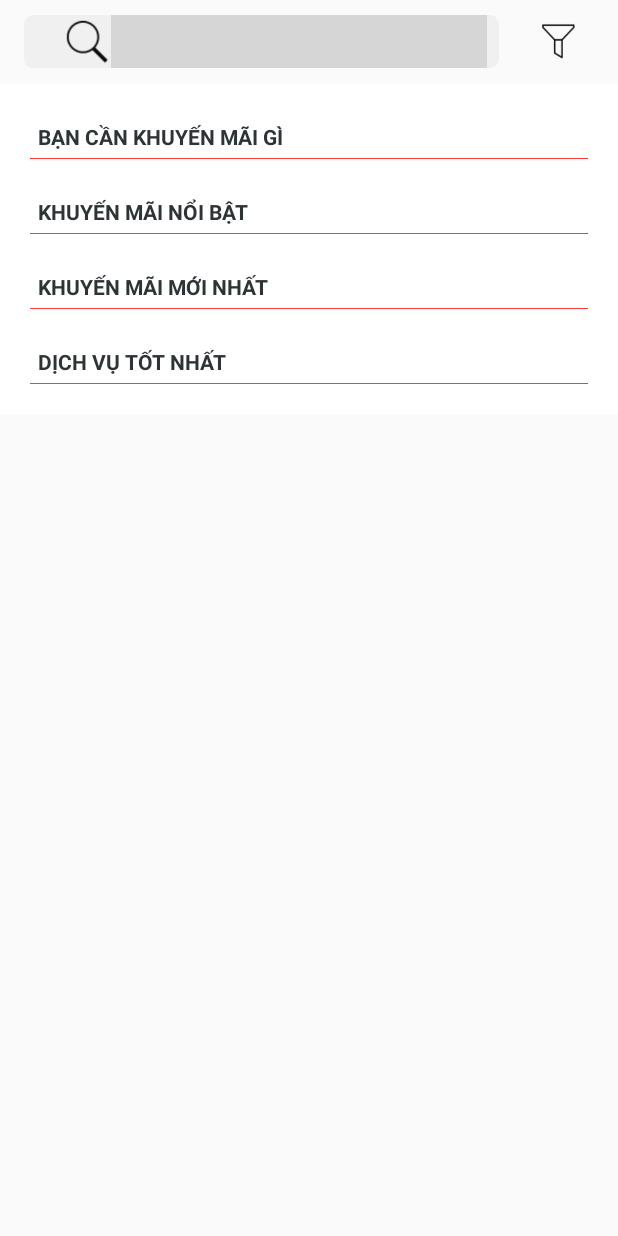
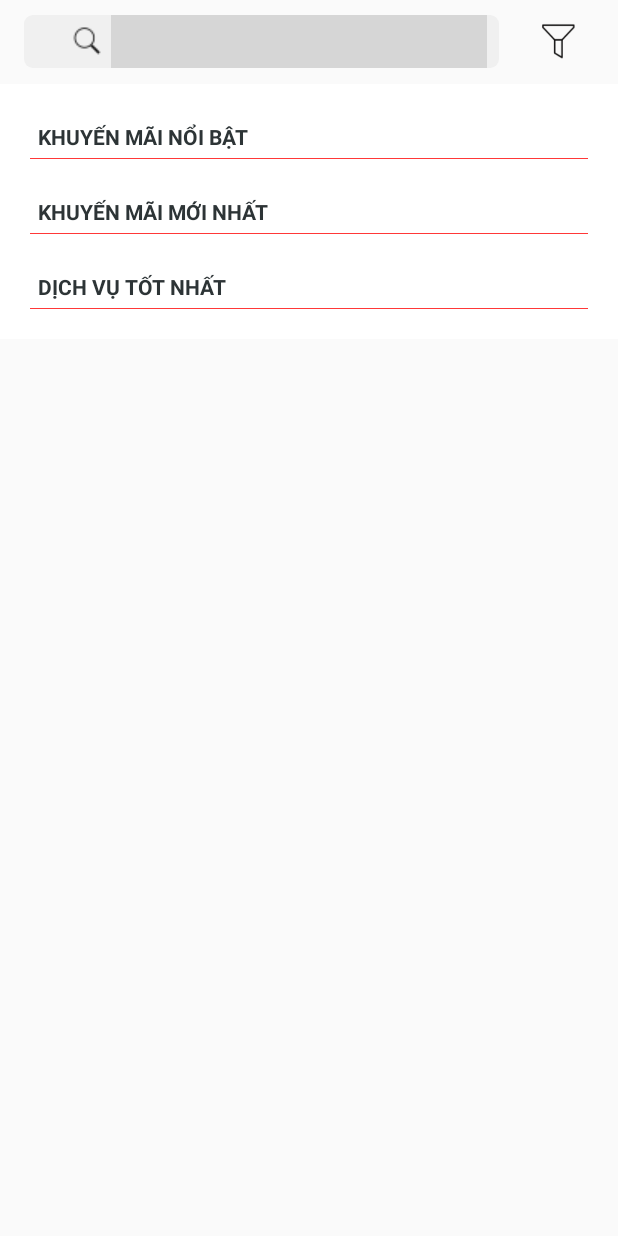
Before and after one commit to doanvancong97/HairSalonBooking, an Android app: the layout activity_main.xml on its own in the app's theme, with its tools: preview values and no code run, on a phone screen of 412 x 824 dp. Run offline under Robolectric (Android 15) with nearby library versions, the phone set to English and light mode, and no system bars; grey boxes are pictures that could not be loaded.

Commit message:
remove "Bạn cần khuyến mãi gì?"

```diff
--- a/app/src/main/res/layout/activity_main.xml
+++ b/app/src/main/res/layout/activity_main.xml
@@ -33,24 +33,7 @@
                 android:background="@color/white"
                 >
 
-                <TextView
-                    android:id="@+id/txt_dummy"
-                    android:layout_width="match_parent"
-                    android:layout_height="wrap_content"
-                    android:text="Bạn cần khuyến mãi gì"
-                    android:textStyle="bold"
-                    android:textAllCaps="true"
-                    android:background="@drawable/my_text_view_bg"
-                    android:layout_margin="10dp"
-                    android:padding="5dp"
-                    android:textColor="@color/black"
-                    />
-                <android.support.v7.widget.RecyclerView
-                    android:id="@+id/recycler_view_service"
-                    android:layout_width="match_parent"
-                    android:layout_height="wrap_content">
 
-                </android.support.v7.widget.RecyclerView>
                 <TextView
                     android:layout_width="match_parent"
                     android:layout_height="wrap_content"
--- a/app/src/main/res/layout/navigation_action_bar.xml
+++ b/app/src/main/res/layout/navigation_action_bar.xml
@@ -26,7 +26,7 @@
             android:queryBackground="@color/transparent"
 
             android:queryHint="Tìm kiếm"
-            android:searchIcon="@drawable/search_iconn"
+            android:searchIcon="@drawable/icon_search"
 
 
             />
```
Also changed, not shown: app/src/main/java/capstone/sonnld/hairsalonbooking/MainActivity.java (+16 -17 lines), app/src/main/res/drawable/icon_search.png (added).
